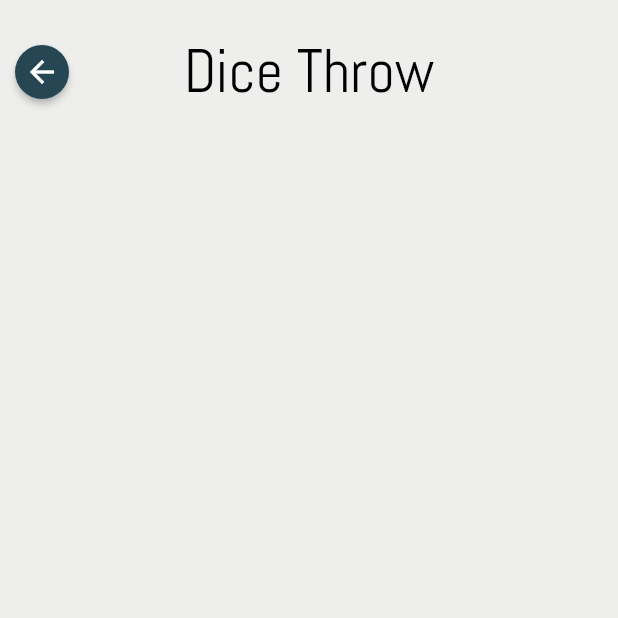
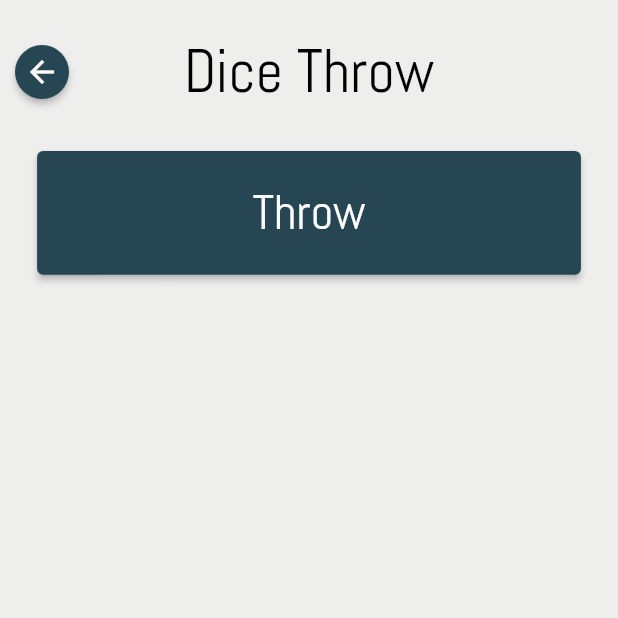
Before and after one commit to yonraf/mobil-software-udvikling, a Flutter app: the screen it shows after launch, after a tap on "Dice Throw", on a phone screen of 412 x 824 dp, the top half of it. Run offline on Flutter 3.47's test engine with Material 2 defaults, Android fonts, the phone set to English and light mode, and no system bars.

Commit message:
General action button implemented
Action button to run the "Run()"-method of the specific randomizer

```diff
--- /dev/null
+++ b/justrandom/lib/screens/components/action_button.dart
@@ -0,0 +1,35 @@
+import 'package:flutter/cupertino.dart';
+import 'package:flutter/material.dart';
+
+import '../randomizer.dart';
+
+
+class ActionButton extends StatelessWidget {
+  ActionButton(this.randomizer, this.buttonText);
+  Randomizer randomizer;
+  String buttonText;
+
+  @override
+  Widget build(BuildContext context) {
+    return Container(
+        padding: EdgeInsets.all(MediaQuery.of(context).size.height * 0.03),
+    child : ElevatedButton(
+    child: Text(
+      buttonText,
+      style: TextStyle(
+        fontSize: MediaQuery.of(context).size.height * 0.04,
+        fontFamily: 'Abel',
+        fontWeight: FontWeight.w200,
+      ),
+    ),
+        onPressed: () {
+      randomizer.run();
+    },
+    style: ElevatedButton.styleFrom(
+      primary: this.randomizer.themeColor,
+      fixedSize: Size(MediaQuery.of(context).size.width * 0.90, MediaQuery.of(context).size.height * 0.1),
+    ),
+    ),
+    );
+  }
+}
--- a/justrandom/lib/screens/randomizers/coin_flip.dart
+++ b/justrandom/lib/screens/randomizers/coin_flip.dart
@@ -1,6 +1,7 @@
 import 'package:flutter/cupertino.dart';
 import 'package:flutter/material.dart';
 import 'package:justrandom/constants.dart';
+import 'package:justrandom/screens/components/action_button.dart';
 
 import '../components/top_bar.dart';
 import '../randomizer.dart';
@@ -22,7 +23,8 @@ class CoinFlip extends StatelessWidget implements Randomizer {
       color: kBackgroundColor,
       child: Column(
         children: [
-          TopBar(CoinFlip())
+          TopBar(CoinFlip()),
+          ActionButton(CoinFlip(), "Flip")
         ],
       ),
     );
--- a/justrandom/lib/screens/randomizers/dice.dart
+++ b/justrandom/lib/screens/randomizers/dice.dart
@@ -1,6 +1,7 @@
 import 'package:flutter/cupertino.dart';
 import 'package:flutter/material.dart';
 import 'package:justrandom/constants.dart';
+import 'package:justrandom/screens/components/action_button.dart';
 
 import '../components/top_bar.dart';
 import '../randomizer.dart';
@@ -22,7 +23,8 @@ class Dice extends StatelessWidget implements Randomizer {
       color: kBackgroundColor,
       child: Column(
         children: [
-          TopBar(Dice())
+          TopBar(Dice()),
+          ActionButton(Dice(), "Throw"),
         ],
       ),
     );
```
